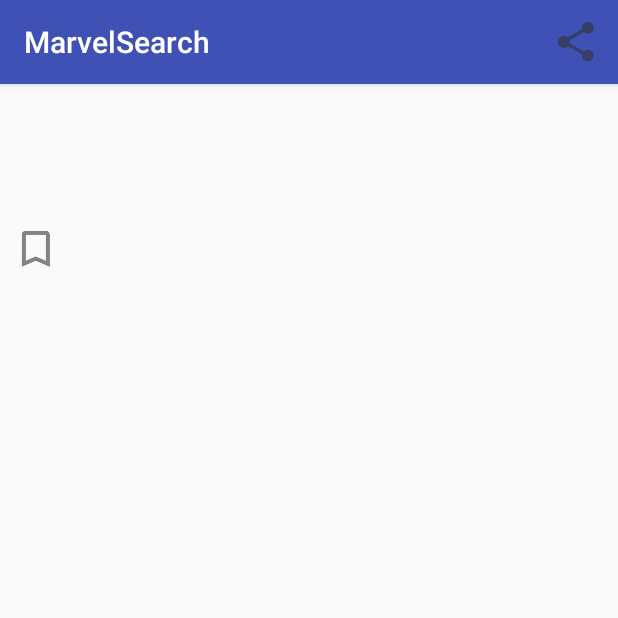
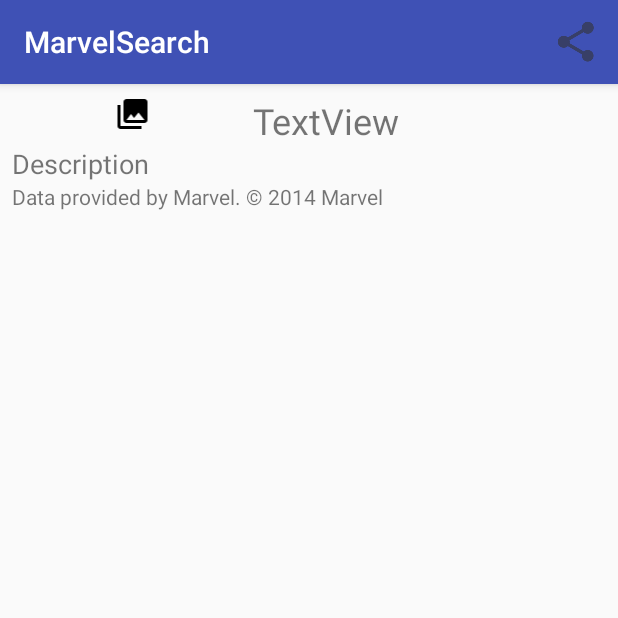
Before and after one commit to OSU-CS492-W18/final-project-team-12-marvel, an Android app: the HeroDetailActivity screen opened directly, with no data from a screen before it, on a phone screen of 412 x 824 dp, the top half of it. Run offline under Robolectric (Android 15) with nearby library versions, the phone set to English and light mode, and no system bars; pictures from the network do not load.

Commit message:
parsing including image url

```diff
--- a/app/build.gradle
+++ b/app/build.gradle
@@ -28,6 +28,7 @@ dependencies {
     implementation 'com.android.support:recyclerview-v7:27.0.2'
     implementation 'com.squareup.okhttp3:okhttp:3.9.1'
     implementation 'commons-codec:commons-codec:1.11'
+    implementation 'com.github.bumptech.glide:glide:4.6.1'
     testImplementation 'junit:junit:4.12'
     androidTestImplementation 'com.android.support.test:runner:1.0.1'
     androidTestImplementation 'com.android.support.test.espresso:espresso-core:3.0.1'
--- a/app/src/main/java/example/com/marvelsearch/HeroDetailActivity.java
+++ b/app/src/main/java/example/com/marvelsearch/HeroDetailActivity.java
@@ -13,12 +13,13 @@ import android.view.View;
 import android.widget.ImageView;
 import android.widget.TextView;
 
+import com.bumptech.glide.Glide;
+
 public class HeroDetailActivity extends AppCompatActivity {
 
     private TextView mTVSearchResultName;
     private TextView mTVSearchResultDescription;
-    private ImageView mIVSearchResultBookmark;
-    private boolean mIsBookmarked = false;
+    private ImageView mIVPicture;
 
     private SQLiteDatabase mDB;
 
@@ -26,34 +27,26 @@ public class HeroDetailActivity extends AppCompatActivity {
 
     protected void onCreate(Bundle savedInstanceState) {
         super.onCreate(savedInstanceState);
-        setContentView(R.layout.activity_search_result_detail);
+        setContentView(R.layout.activity_hero_detail);
 
-        mTVSearchResultName = findViewById(R.id.tv_search_result_name);
-        mTVSearchResultDescription = findViewById(R.id.tv_search_result_description);
-        mIVSearchResultBookmark = findViewById(R.id.iv_search_result_bookmark);
+        mTVSearchResultName = findViewById(R.id.tv_name);
+        mTVSearchResultDescription = findViewById(R.id.tv_description);
+        mIVPicture = findViewById(R.id.iv_image);
+
 
         Intent intent = getIntent();
         if (intent != null && intent.hasExtra(MarvelUtils.EXTRA_SEARCH_RESULT)) {
             mSearchResult = (MarvelUtils.SearchResult) intent.getSerializableExtra(MarvelUtils.EXTRA_SEARCH_RESULT);
             mTVSearchResultName.setText(mSearchResult.name);
             mTVSearchResultDescription.setText(mSearchResult.description);
+            Glide.with(mIVPicture.getContext())
+                    .load(mSearchResult.imageURL)
+                    .into(mIVPicture);
         }
 
         /*MarvelUtils dbHelper = new GitHubSearchDBHelper(this);
         mDB = dbHelper.getWritableDatabase();*/
 
-        mIVSearchResultBookmark.setOnClickListener(new View.OnClickListener() {
-            @Override
-            public void onClick(View v) {
-                mIsBookmarked = !mIsBookmarked;
-                if (mIsBookmarked) {
-                    //addSearchResultToDB();
-                    mIVSearchResultBookmark.setImageResource(R.drawable.ic_bookmark_black);
-                } else {
-                    mIVSearchResultBookmark.setImageResource(R.drawable.ic_bookmark_border_black);
-                }
-            }
-        });
     }
 
     @Override
--- a/app/src/main/java/example/com/marvelsearch/MarvelUtils.java
+++ b/app/src/main/java/example/com/marvelsearch/MarvelUtils.java
@@ -60,7 +60,7 @@ public class MarvelUtils {
                 result.description = resultItem.getString("description");
                 JSONObject thumbnail = resultItem.getJSONObject("thumbnail");
                 result.imageURL = thumbnail.getString("path");
-                result.imageURL = result.imageURL + "/portrait_small." + thumbnail.getString("extension");
+                result.imageURL = result.imageURL + "/standard_amazing." + thumbnail.getString("extension");
                 searchResultsList.add(result);
             }
             return searchResultsList;
--- a/app/src/main/res/layout/activity_hero_detail.xml
+++ b/app/src/main/res/layout/activity_hero_detail.xml
@@ -20,14 +20,14 @@
             android:orientation="horizontal">
 
             <ImageView
-                android:id="@+id/imageView"
+                android:id="@+id/iv_image"
                 android:layout_width="wrap_content"
                 android:layout_height="wrap_content"
                 android:layout_weight="1"
                 app:srcCompat="@drawable/ic_menu_gallery" />
 
             <TextView
-                android:id="@+id/textView"
+                android:id="@+id/tv_name"
                 android:layout_width="wrap_content"
                 android:layout_height="wrap_content"
                 android:layout_weight="1"
```
